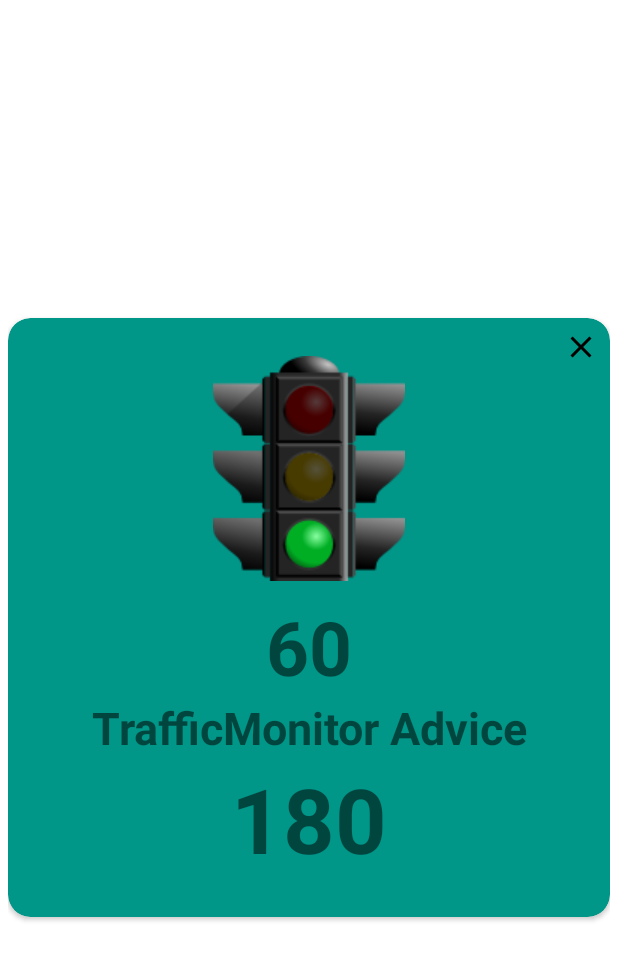
After one commit to Ian95Song/GLOSA-Android-App, an Android app: the layout advice_popup.xml on its own in the app's theme, with its tools: preview values and no code run, on a phone screen of 412 x 824 dp. The commit adds this screen. Shown: the top 960 px of the screen. Run offline under Robolectric (Android 15) with nearby library versions, the phone set to English and light mode, and no system bars; Roboto replaces fonts that are not available here.

Commit message:
Optimize the layout of advice popup window

```diff
--- a/TrafficMonitor/app/build.gradle
+++ b/TrafficMonitor/app/build.gradle
@@ -40,6 +40,7 @@ dependencies {
     implementation 'com.karumi:dexter:6.2.2'
     implementation 'com.google.android.gms:play-services-maps:17.0.0'
     implementation 'com.google.maps.android:android-maps-utils:2.2.0'
+    implementation "androidx.cardview:cardview:1.0.0"
     testImplementation 'junit:junit:4.+'
     androidTestImplementation 'androidx.test.ext:junit:1.1.2'
     androidTestImplementation 'androidx.test.espresso:espresso-core:3.3.0'
--- /dev/null
+++ b/TrafficMonitor/app/src/main/res/drawable/ic_baseline_close_24.xml
@@ -0,0 +1,5 @@
+<vector android:height="24dp" android:tint="#000"
+    android:viewportHeight="24" android:viewportWidth="24"
+    android:width="24dp" xmlns:android="http://schemas.android.com/apk/res/android">
+    <path android:fillColor="@android:color/white" android:pathData="M19,6.41L17.59,5 12,10.59 6.41,5 5,6.41 10.59,12 5,17.59 6.41,19 12,13.41 17.59,19 19,17.59 13.41,12z"/>
+</vector>
--- /dev/null
+++ b/TrafficMonitor/app/src/main/res/layout/advice_popup.xml
@@ -0,0 +1,93 @@
+<?xml version="1.0" encoding="utf-8"?>
+<RelativeLayout xmlns:android="http://schemas.android.com/apk/res/android"
+    xmlns:app="http://schemas.android.com/apk/res-auto"
+    android:layout_width="match_parent"
+    android:layout_height="match_parent"
+    android:layout_marginLeft="5dp"
+    android:layout_marginRight="5dp"
+    android:gravity="center">
+
+    <ImageView
+        android:id="@+id/closeAdvicePopup"
+        android:layout_width="wrap_content"
+        android:layout_height="wrap_content"
+        app:srcCompat="@drawable/ic_baseline_close_24"
+        android:layout_marginTop="7dp"
+        android:layout_marginRight="7dp"
+        android:elevation="5dp"
+        android:layout_alignParentRight="true"/>
+
+    <androidx.cardview.widget.CardView
+        android:layout_width="match_parent"
+        android:layout_height="wrap_content"
+        app:cardCornerRadius="15dp"
+        app:cardBackgroundColor="@color/FhGcolor"
+        android:layout_alignParentTop="true"
+        android:layout_alignParentLeft="true"
+        android:layout_alignParentStart="true">
+
+        <LinearLayout
+            android:layout_width="match_parent"
+            android:layout_height="wrap_content"
+            android:orientation="vertical">
+
+            <LinearLayout
+                android:layout_width="match_parent"
+                android:layout_height="wrap_content"
+                android:orientation="vertical"
+                android:layout_marginTop="25dp"
+                android:layout_marginBottom="25dp">
+
+                <ImageView
+                    android:id="@+id/mainImageViewTrafficLight"
+                    android:layout_width="match_parent"
+                    android:layout_height="wrap_content"
+                    android:layout_marginLeft="20dp"
+                    android:layout_marginRight="20dp"
+                    android:layout_marginBottom="10dp"
+                    android:src="@drawable/green">
+                </ImageView>
+
+                <TextView
+                    android:id="@+id/mainTextViewTimer"
+                    android:layout_width="match_parent"
+                    android:layout_height="wrap_content"
+                    android:layout_marginLeft="20dp"
+                    android:layout_marginRight="20dp"
+                    android:textAlignment="center"
+                    android:textStyle="bold"
+                    android:gravity="center_horizontal"
+                    android:textSize="50dp"
+                    android:text="60"/>
+
+                <TextView
+                    android:id="@+id/mainTextViewAdvice"
+                    android:layout_width="match_parent"
+                    android:layout_height="wrap_content"
+                    android:layout_marginLeft="20dp"
+                    android:layout_marginRight="20dp"
+                    android:textAlignment="center"
+                    android:textStyle="bold"
+                    android:gravity="center_horizontal"
+                    android:textSize="30dp"
+                    android:text="TrafficMonitor Advice"/>
+
+                <TextView
+                    android:id="@+id/mainTextViewAdviceSpeed"
+                    android:layout_width="match_parent"
+                    android:layout_height="wrap_content"
+                    android:layout_marginLeft="20dp"
+                    android:layout_marginRight="20dp"
+                    android:textAlignment="center"
+                    android:textStyle="bold"
+                    android:gravity="center_horizontal"
+                    android:textSize="60dp"
+                    android:text="180"/>
+
+            </LinearLayout>
+
+        </LinearLayout>
+
+    </androidx.cardview.widget.CardView>
+
+</RelativeLayout>
--- a/TrafficMonitor/app/src/main/res/values/colors.xml
+++ b/TrafficMonitor/app/src/main/res/values/colors.xml
@@ -8,4 +8,6 @@
     <color name="black">#FF000000</color>
     <color name="white">#FFFFFFFF</color>
     <color name="FhGcolor">#009688</color>
+    <color name="red">#ff3943</color>
+    <color name="accent">#ff4081</color>
 </resources>
```
Also changed, not shown: TrafficMonitor/app/src/main/java/com/example/trafficmonitor/MainActivity.java (+43 -14 lines), TrafficMonitor/app/src/main/res/layout/activity_main.xml (+24 -13 lines).
